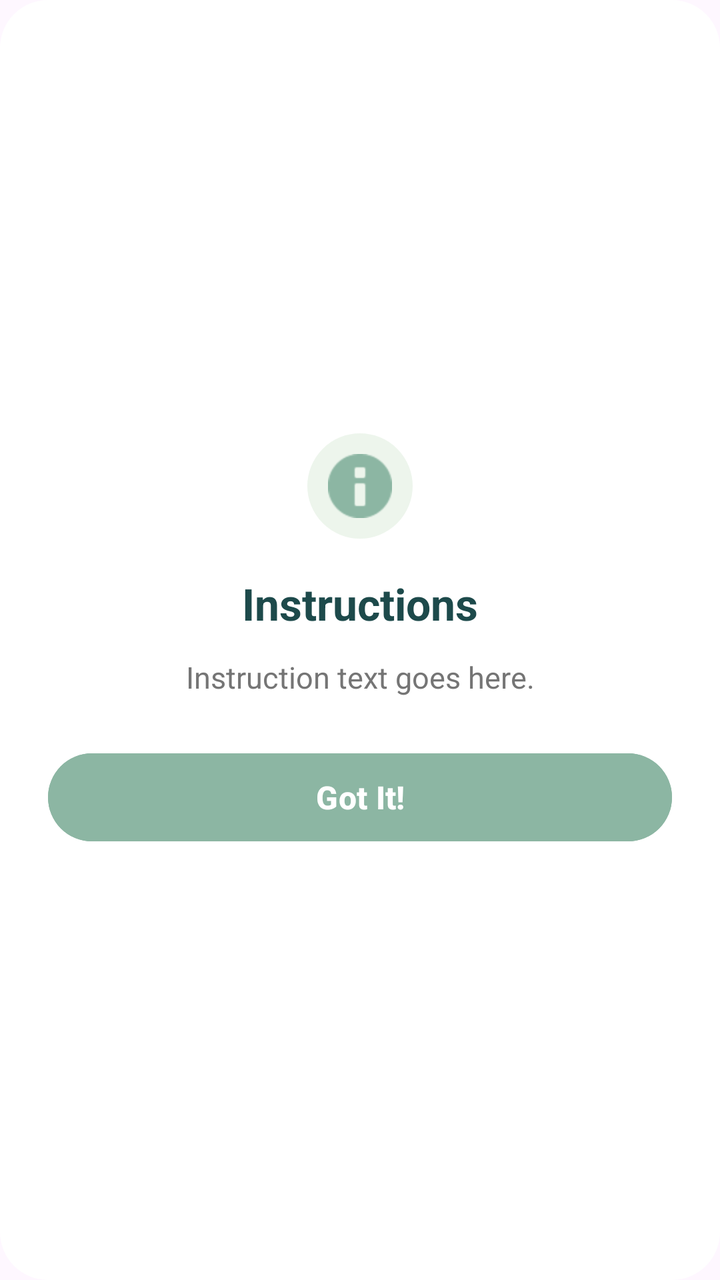
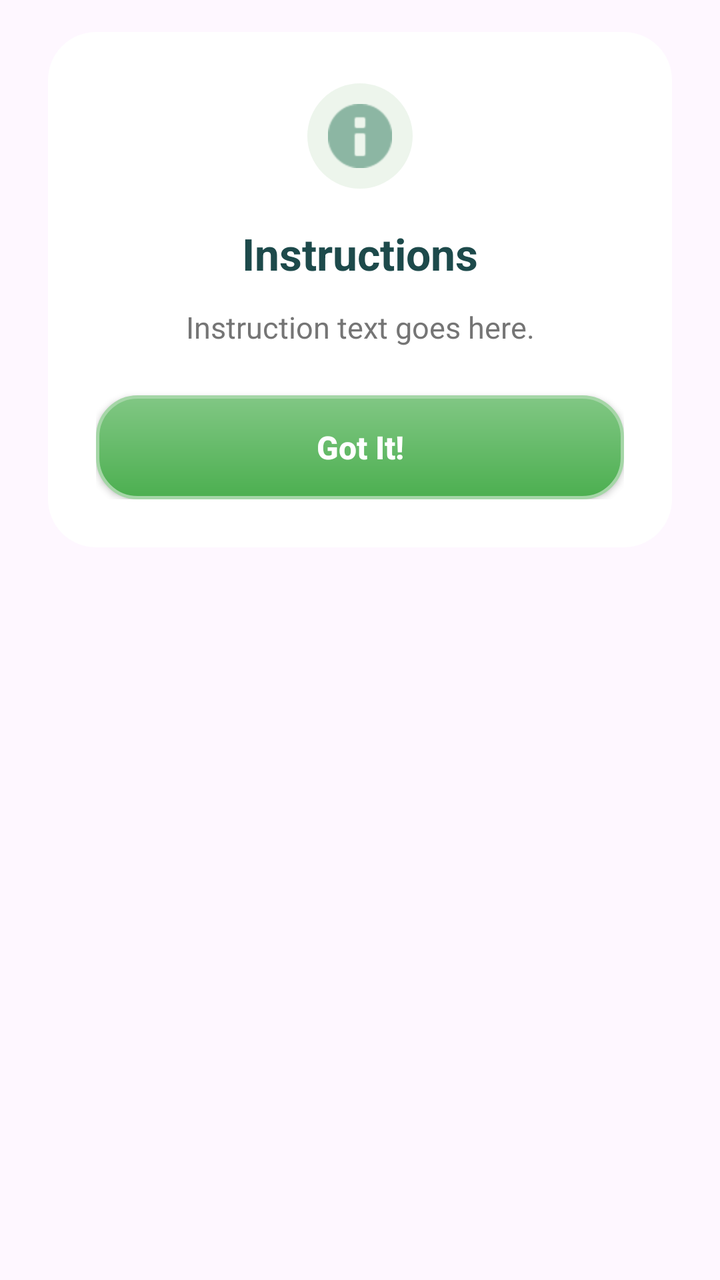

An Android layout rendered at two revisions. The XML below is the earlier revision; the diff shows what the commit changed to produce the second picture.
<!-- AndroidManifest.xml: application theme Theme.ArBibleApp -->
<!-- res/layout/dialog_instructions.xml -->
<?xml version="1.0" encoding="utf-8"?>
<LinearLayout xmlns:android="http://schemas.android.com/apk/res/android"
    xmlns:app="http://schemas.android.com/apk/res-auto"
    android:layout_width="match_parent"
    android:layout_height="wrap_content"
    android:background="@drawable/bg_white_card"
    android:gravity="center"
    android:orientation="vertical"
    android:padding="24dp">

    <ImageView
        android:layout_width="56dp"
        android:layout_height="56dp"
        android:layout_marginBottom="16dp"
        android:background="@drawable/bg_circle_translucent"
        android:padding="12dp"
        android:src="@android:drawable/ic_dialog_info"
        app:tint="@color/primary_green" />

    <TextView
        android:id="@+id/tvInstructionTitle"
        android:layout_width="wrap_content"
        android:layout_height="wrap_content"
        android:layout_marginBottom="12dp"
        android:gravity="center"
        android:text="Instructions"
        android:textColor="@color/text_dark"
        android:textSize="22sp"
        android:textStyle="bold" />

    <TextView
        android:id="@+id/tvInstructionMessage"
        android:layout_width="match_parent"
        android:layout_height="wrap_content"
        android:layout_marginBottom="24dp"
        android:gravity="center"
        android:lineSpacingExtra="6dp"
        android:text="Instruction text goes here."
        android:textColor="@color/text_grey"
        android:textSize="15sp" />

    <Button
        android:id="@+id/btnInstructionGotIt"
        android:layout_width="match_parent"
        android:layout_height="52dp"
        android:backgroundTint="@color/primary_green"
        android:text="Got It!"
        android:textColor="@color/white"
        android:textSize="16sp"
        android:textStyle="bold" />
</LinearLayout>
<!-- resources referenced by this layout -->
<resources>
  <color name="primary_green">#8CB6A3</color>
  <color name="text_dark">#1D4A4B</color>
  <color name="text_grey">#757575</color>
  <color name="white">#FFFFFFFF</color>
  <!-- drawable bg_circle_translucent (drawable) -->
  <?xml version="1.0" encoding="utf-8"?>
  <shape xmlns:android="http://schemas.android.com/apk/res/android"
      android:shape="oval">
      <solid android:color="#C8E8F2E7" />
      <stroke
          android:width="1.5dp"
          android:color="#FFFFFF" />
  </shape>
  <!-- drawable bg_white_card (drawable) -->
  <?xml version="1.0" encoding="utf-8"?>
  <shape xmlns:android="http://schemas.android.com/apk/res/android">
      <solid android:color="@color/white" />
      <corners android:radius="24dp" />
  </shape>
  <style name="Theme.ArBibleApp" parent="Base.Theme.ArBibleApp" />
  <style name="Base.Theme.ArBibleApp" parent="Theme.Material3.DayNight.NoActionBar">
          
          <item name="android:windowAnimationStyle">@style/SlideActivityAnimation</item>
      </style>
  <style name="SlideActivityAnimation" parent="@android:style/Animation.Activity">
          <item name="android:activityOpenEnterAnimation">@anim/slide_in_right</item>
          <item name="android:activityOpenExitAnimation">@anim/slide_out_left</item>
          <item name="android:activityCloseEnterAnimation">@anim/slide_in_left</item>
          <item name="android:activityCloseExitAnimation">@anim/slide_out_right</item>
      </style>
</resources>

<!-- the commit's change to res/layout/dialog_instructions.xml (unified diff, before → after) -->
@@ -1,51 +1,59 @@
 <?xml version="1.0" encoding="utf-8"?>
-<LinearLayout xmlns:android="http://schemas.android.com/apk/res/android"
+<FrameLayout xmlns:android="http://schemas.android.com/apk/res/android"
     xmlns:app="http://schemas.android.com/apk/res-auto"
     android:layout_width="match_parent"
     android:layout_height="wrap_content"
-    android:background="@drawable/bg_white_card"
-    android:gravity="center"
-    android:orientation="vertical"
-    android:padding="24dp">
+    android:paddingHorizontal="24dp"
+    android:paddingVertical="16dp">
 
-    <ImageView
-        android:layout_width="56dp"
-        android:layout_height="56dp"
-        android:layout_marginBottom="16dp"
-        android:background="@drawable/bg_circle_translucent"
-        android:padding="12dp"
-        android:src="@android:drawable/ic_dialog_info"
-        app:tint="@color/primary_green" />
-
-    <TextView
-        android:id="@+id/tvInstructionTitle"
-        android:layout_width="wrap_content"
-        android:layout_height="wrap_content"
-        android:layout_marginBottom="12dp"
-        android:gravity="center"
-        android:text="Instructions"
-        android:textColor="@color/text_dark"
-        android:textSize="22sp"
-        android:textStyle="bold" />
-
-    <TextView
-        android:id="@+id/tvInstructionMessage"
+    <LinearLayout
         android:layout_width="match_parent"
         android:layout_height="wrap_content"
-        android:layout_marginBottom="24dp"
+        android:background="@drawable/bg_white_card"
         android:gravity="center"
-        android:lineSpacingExtra="6dp"
-        android:text="Instruction text goes here."
-        android:textColor="@color/text_grey"
-        android:textSize="15sp" />
+        android:orientation="vertical"
+        android:padding="24dp">
 
-    <Button
-        android:id="@+id/btnInstructionGotIt"
-        android:layout_width="match_parent"
-        android:layout_height="52dp"
-        android:backgroundTint="@color/primary_green"
-        android:text="Got It!"
-        android:textColor="@color/white"
-        android:textSize="16sp"
-        android:textStyle="bold" />
-</LinearLayout>
+        <ImageView
+            android:layout_width="56dp"
+            android:layout_height="56dp"
+            android:layout_marginBottom="16dp"
+            android:background="@drawable/bg_circle_translucent"
+            android:padding="12dp"
+            android:src="@android:drawable/ic_dialog_info"
+            app:tint="@color/primary_green" />
+
+        <TextView
+            android:id="@+id/tvInstructionTitle"
+            android:layout_width="wrap_content"
+            android:layout_height="wrap_content"
+            android:layout_marginBottom="12dp"
+            android:gravity="center"
+            android:text="Instructions"
+            android:textColor="@color/text_dark"
+            android:textSize="22sp"
+            android:textStyle="bold" />
+
+        <TextView
+            android:id="@+id/tvInstructionMessage"
+            android:layout_width="match_parent"
+            android:layout_height="wrap_content"
+            android:layout_marginBottom="24dp"
+            android:gravity="center"
+            android:lineSpacingExtra="6dp"
+            android:text="Instruction text goes here."
+            android:textColor="@color/text_grey"
+            android:textSize="15sp" />
+
+        <androidx.appcompat.widget.AppCompatButton
+            android:id="@+id/btnInstructionGotIt"
+            android:layout_width="match_parent"
+            android:layout_height="52dp"
+            android:background="@drawable/bg_pill_btn_save"
+            android:text="Got It!"
+            android:textAllCaps="false"
+            android:textColor="@color/white"
+            android:textSize="16sp"
+            android:textStyle="bold" />
+    </LinearLayout>
+</FrameLayout>
<!-- resource entries referenced after the edit -->
@@ -12,6 +12,19 @@
       <stroke
           android:width="1.5dp"
           android:color="#FFFFFF" />
+  </shape>
+  <!-- drawable bg_pill_btn_save (drawable) -->
+  <?xml version="1.0" encoding="utf-8"?>
+  <shape xmlns:android="http://schemas.android.com/apk/res/android"
+      android:shape="rectangle">
+      <gradient
+          android:angle="270"
+          android:startColor="#81C784"
+          android:endColor="#4CAF50" />
+      <corners android:radius="20dp" />
+      <stroke
+          android:width="1.5dp"
+          android:color="#A5D6A7" />
   </shape>
   <!-- drawable bg_white_card (drawable) -->
   <?xml version="1.0" encoding="utf-8"?>
